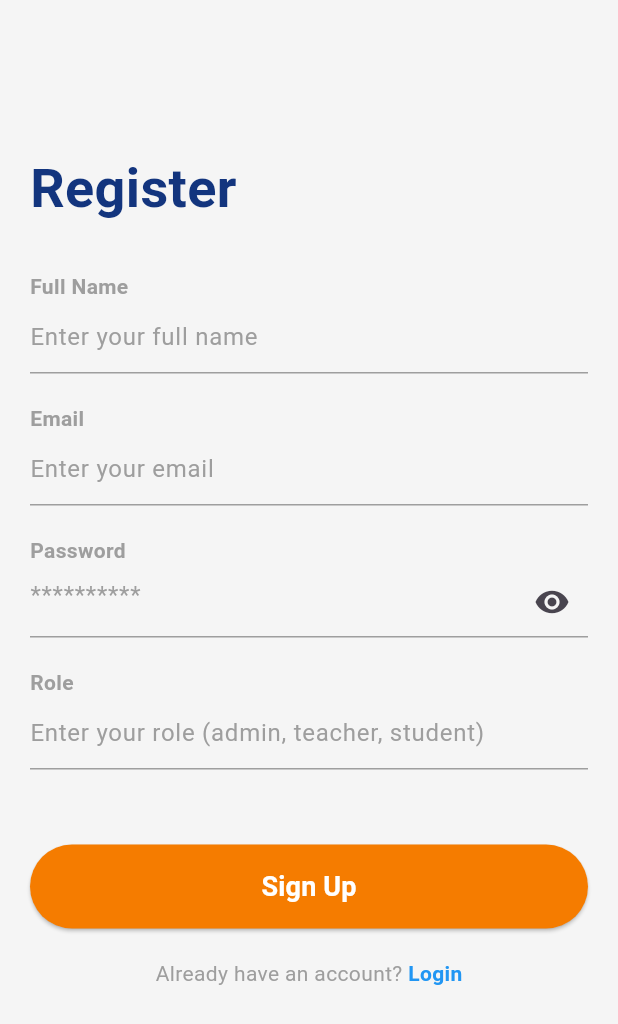
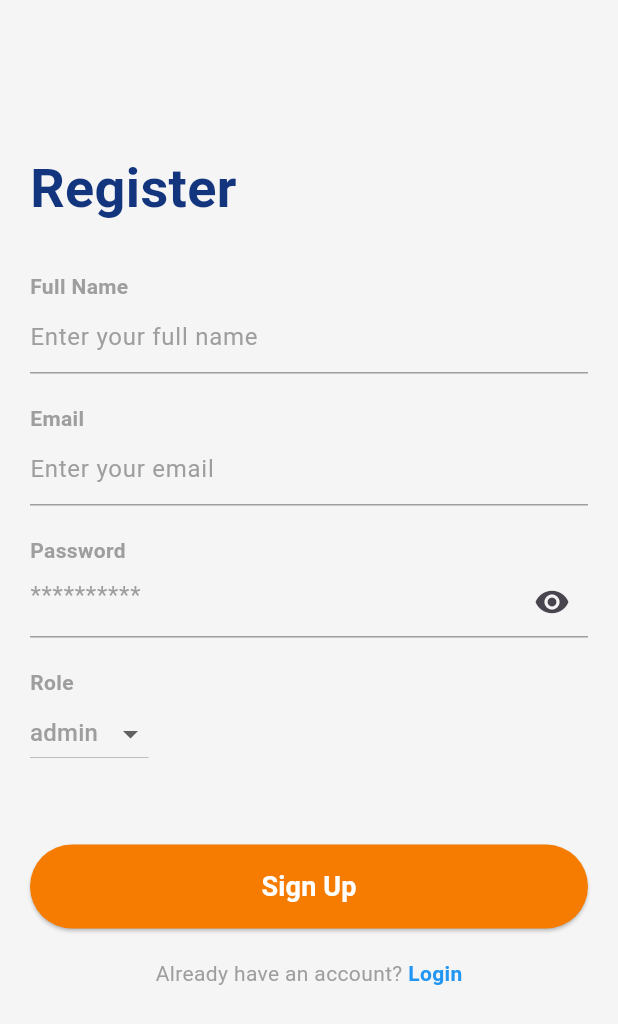
Before and after one commit to Facemark540/face_mark, a Flutter app: the RegisterScreen screen opened directly, on a phone screen of 412 x 824 dp. Shown: the top 1024 px of the screen. Run offline on Flutter 3.47's test engine with Material 3 defaults, Android fonts, the phone set to English and light mode, and no system bars; our stand-ins replace cloud_firestore, firebase_auth, firebase_core, image_picker, table_calendar; accounts and stored records are empty; network calls fail.

```diff
--- a/lib/authscreens/login.dart
+++ b/lib/authscreens/login.dart
@@ -23,6 +23,7 @@ class _LoginScreenState extends State<LoginScreen> {
       // Login successful, redirection handled by loginUser function
     } else {
       // Show error message
+      print(result);
       ScaffoldMessenger.of(context).showSnackBar(SnackBar(content: Text(result)));
     }
   }
--- a/lib/authscreens/register.dart
+++ b/lib/authscreens/register.dart
@@ -13,24 +13,21 @@ class _RegisterScreenState extends State<RegisterScreen> {
   final TextEditingController fullNameController = TextEditingController();
   final TextEditingController emailController = TextEditingController();
   final TextEditingController passwordController = TextEditingController();
-  final TextEditingController roleController = TextEditingController();
   final TextEditingController subjectController = TextEditingController();
-  final TextEditingController departmentController = TextEditingController();
   bool isVisible = false;
+  String selectedRole = 'admin';
 
   void _register() async {
     String email = emailController.text.trim();
     String password = passwordController.text.trim();
     String fullName = fullNameController.text.trim();
-    String role = roleController.text.trim().toLowerCase(); // Normalize the role
+    String role = selectedRole.toLowerCase(); // Normalize the role
 
     String? result;
 
-    // Call the signup function with the additional fields for teacher/student
+    // Call the signup function with the additional fields for teacher
     if (role == 'teacher') {
       result = await signupUser(email, password, fullName, role, subject: subjectController.text.trim());
-    } else if (role == 'student') {
-      result = await signupUser(email, password, fullName, role, department: departmentController.text.trim());
     } else {
       result = await signupUser(email, password, fullName, role);
     }
@@ -79,14 +76,12 @@ class _RegisterScreenState extends State<RegisterScreen> {
               const SizedBox(height: 20),
               _buildPasswordField(),
               const SizedBox(height: 20),
-              _buildTextField('Role', 'Enter your role (admin, teacher, student)', roleController),
+              _buildRoleDropdown(),
               const SizedBox(height: 20),
 
-              // Conditionally display the subject or department field
-              if (roleController.text.trim().toLowerCase() == 'teacher')
+              // Conditionally display the subject field for teachers
+              if (selectedRole == 'teacher')
                 _buildTextField('Subject', 'Enter your subject', subjectController),
-              if (roleController.text.trim().toLowerCase() == 'student')
-                _buildTextField('Department', 'Enter your department', departmentController),
 
               const SizedBox(height: 30),
               SizedBox(
@@ -201,4 +196,38 @@ class _RegisterScreenState extends State<RegisterScreen> {
       ],
     );
   }
+
+  Widget _buildRoleDropdown() {
+    return Column(
+      crossAxisAlignment: CrossAxisAlignment.start,
+      children: [
+        const Text(
+          'Role',
+          style: TextStyle(
+            fontSize: 14,
+            fontWeight: FontWeight.bold,
+            color: Colors.grey,
+          ),
+        ),
+        DropdownButton<String>(
+          value: selectedRole,
+          onChanged: (String? newValue) {
+            setState(() {
+              selectedRole = newValue!;
+            });
+          },
+          items: <String>['admin', 'teacher']
+              .map<DropdownMenuItem<String>>((String value) {
+            return DropdownMenuItem<String>(
+              value: value,
+              child: Text(
+                value,
+                style: const TextStyle(color: Colors.grey),
+              ),
+            );
+          }).toList(),
+        ),
+      ],
+    );
+  }
 }
--- a/lib/main.dart
+++ b/lib/main.dart
@@ -1,3 +1,4 @@
+import 'package:face_mark/admin/adminhomescrn.dart';
 import 'package:face_mark/firebase_options.dart';
 import 'package:face_mark/splashscreen.dart';
 import 'package:firebase_core/firebase_core.dart';
@@ -20,7 +21,7 @@ class MyApp extends StatelessWidget {
     return const MaterialApp(
 
       debugShowCheckedModeBanner: false,
-      home:   SplashScreen(),
+      home:  SplashScreen(),
     );
   }
 }
```
Also changed, not shown: lib/admin/addstudent.dart (+30 -55 lines), lib/admin/studentdetails.dart (+43 -74 lines), lib/services/firebase_add_student.dart (+43 -7 lines), lib/services/firebase_auth_services.dart (+36 -16 lines).
